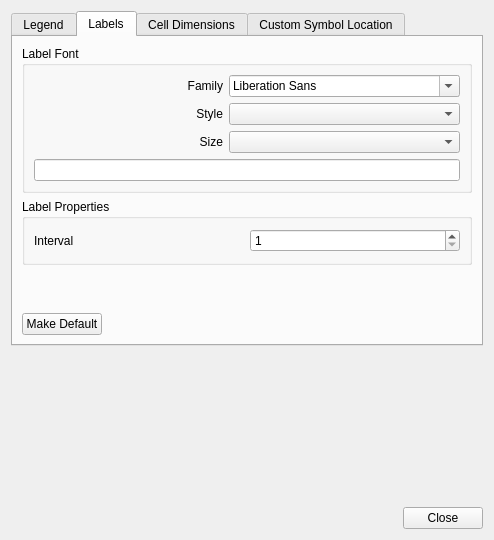
This is sconcho/gui/ui/preferencesDialog.ui in haskelladdict/sconcho as Qt 5 draws it before an edit. The edited form follows.
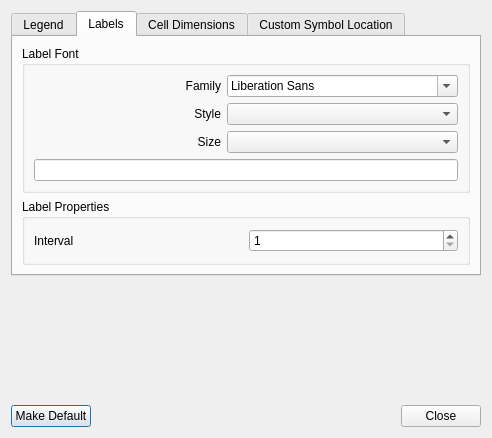
This is the edited form. The open tabs and pages were chosen to show the change.

Commit message: Switched to only a single make defaults button.

```diff
--- a/sconcho/gui/ui/preferencesDialog.ui
+++ b/sconcho/gui/ui/preferencesDialog.ui
@@ -6,8 +6,8 @@
    <rect>
     <x>0</x>
     <y>0</y>
-    <width>494</width>
-    <height>540</height>
+    <width>492</width>
+    <height>438</height>
    </rect>
   </property>
   <property name="windowTitle">
@@ -93,28 +93,7 @@
         </spacer>
        </item>
        <item>
-        <layout class="QHBoxLayout" name="horizontalLayout_5">
-         <item>
-          <widget class="QPushButton" name="legendPrefDefaultButton">
-           <property name="text">
-            <string>Make Default</string>
-           </property>
-          </widget>
-         </item>
-         <item>
-          <spacer name="horizontalSpacer_2">
-           <property name="orientation">
-            <enum>Qt::Horizontal</enum>
-           </property>
-           <property name="sizeHint" stdset="0">
-            <size>
-             <width>40</width>
-             <height>20</height>
-            </size>
-           </property>
-          </spacer>
-         </item>
-        </layout>
+        <layout class="QHBoxLayout" name="horizontalLayout_5"/>
        </item>
       </layout>
      </widget>
@@ -208,46 +187,6 @@
          </layout>
         </widget>
        </item>
-       <item>
-        <spacer name="verticalSpacer_6">
-         <property name="orientation">
-          <enum>Qt::Vertical</enum>
-         </property>
-         <property name="sizeType">
-          <enum>QSizePolicy::Fixed</enum>
-         </property>
-         <property name="sizeHint" stdset="0">
-          <size>
-           <width>20</width>
-           <height>42</height>
-          </size>
-         </property>
-        </spacer>
-       </item>
-       <item>
-        <layout class="QHBoxLayout" name="horizontalLayout_6">
-         <item>
-          <widget class="QPushButton" name="labelPrefDefaultButton">
-           <property name="text">
-            <string>Make Default</string>
-           </property>
-          </widget>
-         </item>
-         <item>
-          <spacer name="horizontalSpacer_3">
-           <property name="orientation">
-            <enum>Qt::Horizontal</enum>
-           </property>
-           <property name="sizeHint" stdset="0">
-            <size>
-             <width>40</width>
-             <height>20</height>
-            </size>
-           </property>
-          </spacer>
-         </item>
-        </layout>
-       </item>
       </layout>
      </widget>
      <widget class="QWidget" name="tab_2">
@@ -319,30 +258,6 @@
          </property>
         </spacer>
        </item>
-       <item>
-        <layout class="QHBoxLayout" name="horizontalLayout_7">
-         <item>
-          <widget class="QPushButton" name="cellDimPrefDefaultButton">
-           <property name="text">
-            <string>Make Default</string>
-           </property>
-          </widget>
-         </item>
-         <item>
-          <spacer name="horizontalSpacer_4">
-           <property name="orientation">
-            <enum>Qt::Horizontal</enum>
-           </property>
-           <property name="sizeHint" stdset="0">
-            <size>
-             <width>40</width>
-             <height>20</height>
-            </size>
-           </property>
-          </spacer>
-         </item>
-        </layout>
-       </item>
       </layout>
      </widget>
      <widget class="QWidget" name="tab">
@@ -410,6 +325,13 @@
    </item>
    <item>
     <layout class="QHBoxLayout" name="horizontalLayout">
+     <item>
+      <widget class="QPushButton" name="makeDefaultButton">
+       <property name="text">
+        <string>Make Default</string>
+       </property>
+      </widget>
+     </item>
      <item>
       <spacer name="horizontalSpacer">
        <property name="orientation">
@@ -433,8 +355,6 @@
     </layout>
    </item>
   </layout>
-  <zorder>verticalSpacer</zorder>
-  <zorder>tabWidget</zorder>
  </widget>
  <resources/>
  <connections>
```
The commit also changes 9 other files.
